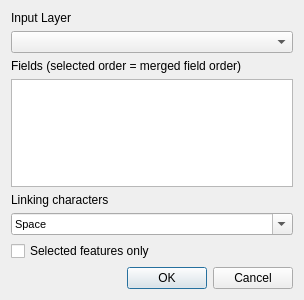
Above: forms/hcmgis_merge_field_form.ui from thangqd/HCMGIS before the change. Below: the same form after it.
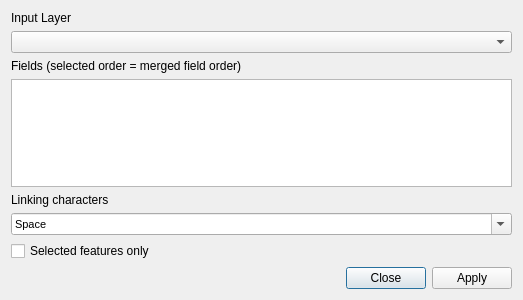
That is the form after the change. Custom widgets are drawn as their Qt base class.

What changed in the file:
```diff
--- a/forms/hcmgis_merge_field_form.ui
+++ b/forms/hcmgis_merge_field_form.ui
@@ -12,7 +12,7 @@
    <rect>
     <x>0</x>
     <y>0</y>
-    <width>304</width>
+    <width>523</width>
     <height>300</height>
    </rect>
   </property>
@@ -155,7 +155,7 @@
    <item>
     <widget class="QDialogButtonBox" name="BtnOKCancel">
      <property name="standardButtons">
-      <set>QDialogButtonBox::Cancel|QDialogButtonBox::Ok</set>
+      <set>QDialogButtonBox::Apply|QDialogButtonBox::Close</set>
      </property>
     </widget>
    </item>
```
Left out of the diff: 6 changed lines with no effect on the pictures.
